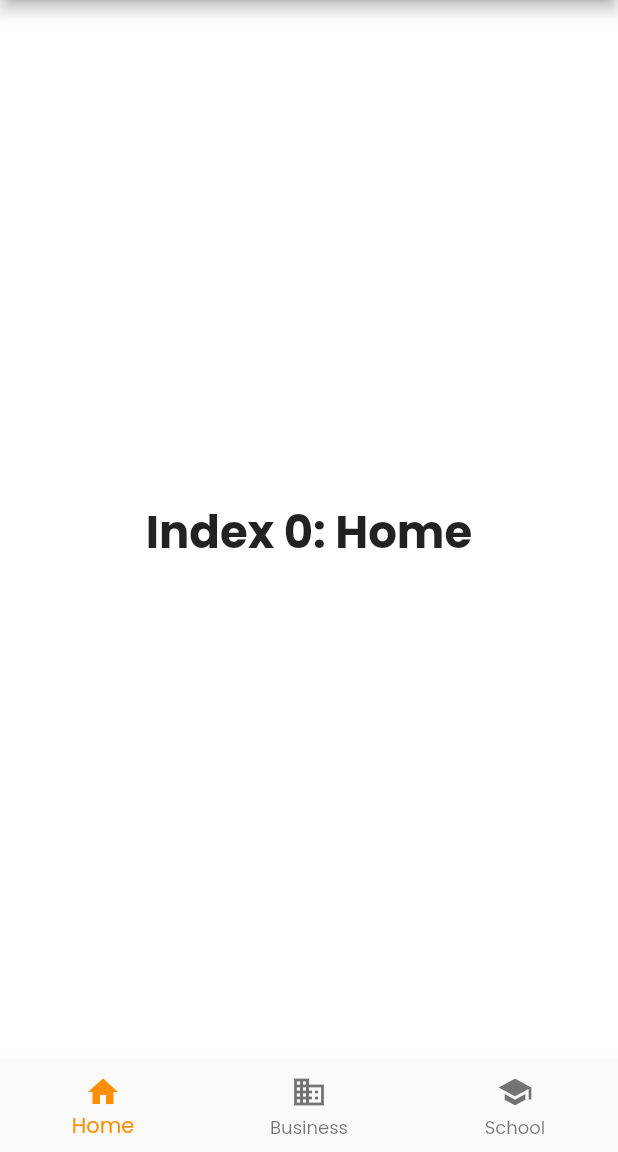
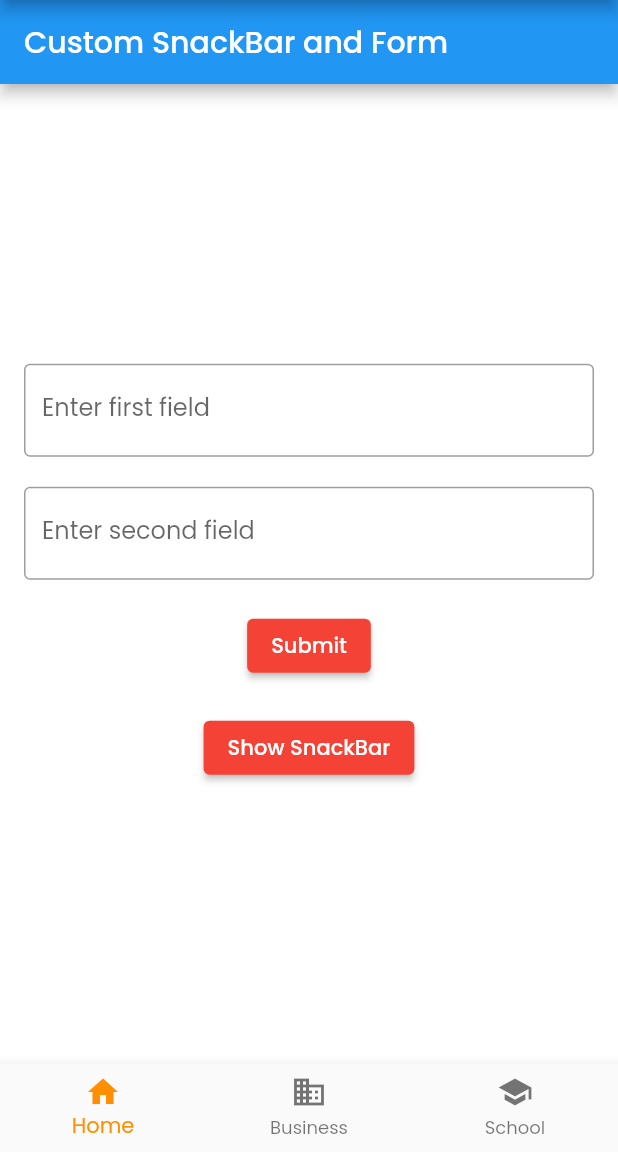
Before and after one commit to anand-pro-dev/background-, a Flutter app: the screen it shows after launch, on a phone screen of 412 x 824 dp, the part 84-1236 px from its top. Run offline on Flutter 3.47's test engine with Material 2 defaults, Android fonts, the phone set to English and light mode, and no system bars; our stand-ins replace google_fonts.

Commit message:
Snack Bar

```diff
--- a/lib/bottam_index_screen.dart
+++ b/lib/bottam_index_screen.dart
@@ -1,5 +1,6 @@
 import 'dart:developer';
 
+import 'package:back_gournd_noti/screens/custom_snakbar/custom_snakbar.dart';
 import 'package:flutter/material.dart';
 
 class BottomIndexScreen extends StatefulWidget {
@@ -16,10 +17,7 @@ class _BottomIndexScreenState extends State<BottomIndexScreen>
   static const TextStyle optionStyle =
       TextStyle(fontSize: 30, fontWeight: FontWeight.bold);
   static const List<Widget> _widgetOptions = <Widget>[
-    Text(
-      'Index 0: Home',
-      style: optionStyle,
-    ),
+    CustomSnackBar(),
     Text(
       'Index 1: Business',
       style: optionStyle,
--- a/lib/main.dart
+++ b/lib/main.dart
@@ -1,4 +1,5 @@
 import 'package:back_gournd_noti/bottam_index_screen.dart';
+import 'package:back_gournd_noti/screens/custom_snakbar/custom_snakbar.dart';
 import 'package:flutter/material.dart';
 import 'package:google_fonts/google_fonts.dart';
 
@@ -34,6 +35,7 @@ class MyApp extends StatelessWidget {
         ),
       ),
       home: BottomIndexScreen(),
+      // home: CustomSnackBar(),
     );
   }
 }
--- /dev/null
+++ b/lib/screens/custom_snakbar/custom_snakbar.dart
@@ -0,0 +1,123 @@
+import 'package:flutter/material.dart';
+
+class CustomSnackBar extends StatefulWidget {
+  const CustomSnackBar({Key? key}) : super(key: key);
+
+  @override
+  _CustomSnackBarState createState() => _CustomSnackBarState();
+}
+
+class _CustomSnackBarState extends State<CustomSnackBar> {
+  final _formKey = GlobalKey<FormState>();
+  final _firstFieldController = TextEditingController();
+  final _secondFieldController = TextEditingController();
+
+  String errorMessage = '';
+
+  @override
+  void dispose() {
+    _firstFieldController.dispose();
+    _secondFieldController.dispose();
+    super.dispose();
+  }
+
+  void showSnackBarFun(BuildContext context, String message) {
+    final snackBar = SnackBar(
+      content: Text(
+        message,
+        style: const TextStyle(fontSize: 20, color: Colors.white),
+      ),
+      backgroundColor: Colors.red,
+      dismissDirection: DismissDirection.horizontal,
+      behavior: SnackBarBehavior.floating,
+      shape: RoundedRectangleBorder(
+        borderRadius: BorderRadius.circular(10), // More rounded corners
+      ),
+      margin: const EdgeInsets.symmetric(horizontal: 10, vertical: 10),
+    );
+
+    // Remove any current SnackBar before showing the new one
+    ScaffoldMessenger.of(context)
+      ..hideCurrentSnackBar()
+      ..showSnackBar(snackBar);
+  }
+
+  @override
+  Widget build(BuildContext context) {
+    return Scaffold(
+      appBar: AppBar(
+        title: const Text('Custom SnackBar and Form'),
+      ),
+      body: Center(
+        child: Padding(
+          padding: const EdgeInsets.all(16.0),
+          child: Column(
+            mainAxisAlignment: MainAxisAlignment.center,
+            children: [
+              Form(
+                key: _formKey,
+                child: Column(
+                  children: [
+                    TextFormField(
+                      controller: _firstFieldController,
+                      decoration: const InputDecoration(
+                        labelText: 'Enter first field',
+                        border: OutlineInputBorder(),
+                      ),
+                      validator: (value) {
+                        if (value == null || value.isEmpty) {
+                          showSnackBarFun(context,
+                              errorMessage += 'First field is empty. ');
+                          return 'Please enter some text';
+                        }
+                        return null;
+                      },
+                    ),
+                    const SizedBox(height: 20),
+                    TextFormField(
+                      controller: _secondFieldController,
+                      decoration: const InputDecoration(
+                        labelText: 'Enter second field',
+                        border: OutlineInputBorder(),
+                      ),
+                      validator: (value) {
+                        if (value == null || value.isEmpty) {
+                          showSnackBarFun(context,
+                              errorMessage += 'Second field is empty. ');
+                          return 'Please enter some text';
+                        }
+                        return null;
+                      },
+                    ),
+                    const SizedBox(height: 20),
+                    ElevatedButton(
+                      onPressed: () {
+                        errorMessage = '';
+                        // Validate the form
+                        if (_formKey.currentState!.validate()) {
+                          // If the form is valid, show a success SnackBar
+                          ScaffoldMessenger.of(context).showSnackBar(
+                            const SnackBar(
+                              content: Text('Form is valid'),
+                            ),
+                          );
+                        }
+                      },
+                      child: const Text('Submit'),
+                    ),
+                  ],
+                ),
+              ),
+              const SizedBox(height: 20),
+              ElevatedButton(
+                onPressed: () => showSnackBarFun(
+                    context, "Yay! A SnackBar has been created"),
+                child: const Text("Show SnackBar"),
+              ),
+            ],
+          ),
+        ),
+      ),
+    );
+  }
+}
--- a/pubspec.yaml
+++ b/pubspec.yaml
@@ -39,7 +39,7 @@ dependencies:
   intl: ^0.19.0
   provider: ^6.1.2
   visibility_detector: ^0.4.0+2
-  google_fonts: ^6.2.0
+  google_fonts: 6.1.0
 
 dev_dependencies:
   flutter_test:
```
Also changed, not shown: pubspec.lock.
